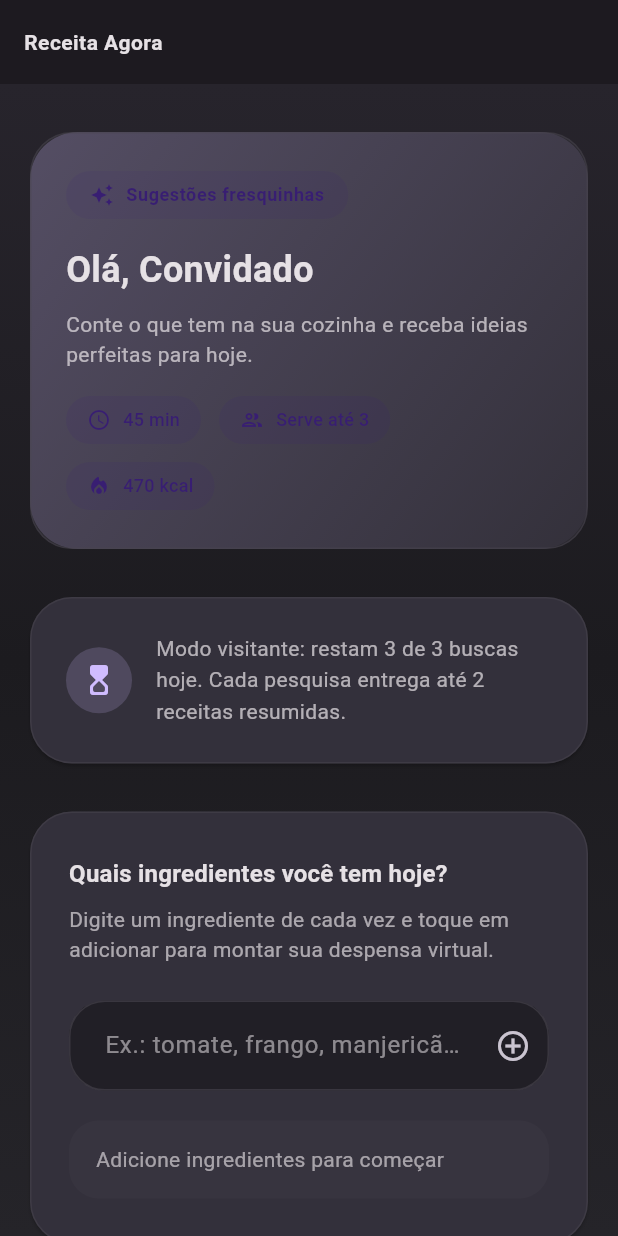
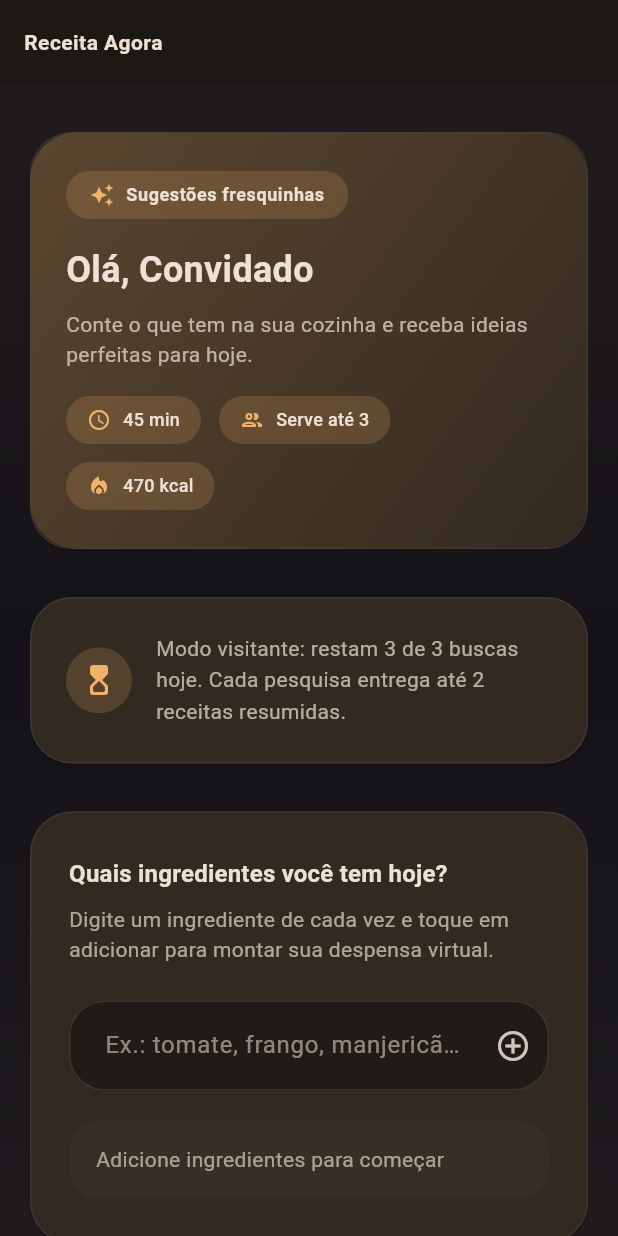
Before and after one commit to LeandroCMP/receitagora, a Flutter app: the screen it shows after launch, after a tap on "Começar agora", on a phone screen of 412 x 824 dp. Run offline on Flutter 3.47's test engine with Material 3 defaults, Android fonts, the phone set to English and light mode, and no system bars; our stand-ins replace equatable, flutter_dotenv, get, google_fonts, shared_preferences; accounts and stored records are empty.

Commit message:
Refresh dark palette and text contrast

```diff
--- a/lib/app/theme/app_theme.dart
+++ b/lib/app/theme/app_theme.dart
@@ -1,49 +1,49 @@
 import 'package:flutter/material.dart';
 
 class AppTheme {
-  static const _surfaceContainerLow = Color(0xFF1D1A20);
-  static const _surfaceContainer = Color(0xFF211F26);
-  static const _surfaceContainerHigh = Color(0xFF2B2930);
-  static const _surfaceContainerHighest = Color(0xFF36343B);
+  static const _surfaceContainerLow = Color(0xFF1C1813);
+  static const _surfaceContainer = Color(0xFF201B16);
+  static const _surfaceContainerHigh = Color(0xFF28221C);
+  static const _surfaceContainerHighest = Color(0xFF322C24);
 
   static ThemeData buildTheme(TextTheme baseTextTheme) {
     const colorScheme = ColorScheme(
       brightness: Brightness.dark,
-      primary: Color(0xFFD0BCFF),
-      onPrimary: Color(0xFF381E72),
-      primaryContainer: Color(0xFF4F378B),
-      onPrimaryContainer: Color(0xFFEADDFF),
-      secondary: Color(0xFFCCC2DC),
-      onSecondary: Color(0xFF332D41),
-      secondaryContainer: Color(0xFF4A4458),
-      onSecondaryContainer: Color(0xFFE8DEF8),
-      tertiary: Color(0xFFEFB8C8),
-      onTertiary: Color(0xFF492532),
-      tertiaryContainer: Color(0xFF633B48),
-      onTertiaryContainer: Color(0xFFFFD8E4),
+      primary: Color(0xFFF3B26A),
+      onPrimary: Color(0xFF2F1800),
+      primaryContainer: Color(0xFF7D4A14),
+      onPrimaryContainer: Color(0xFFFFDDB6),
+      secondary: Color(0xFFE4C7A4),
+      onSecondary: Color(0xFF3B2A12),
+      secondaryContainer: Color(0xFF56422A),
+      onSecondaryContainer: Color(0xFFFFDEB7),
+      tertiary: Color(0xFFF2B7C4),
+      onTertiary: Color(0xFF3D1B23),
+      tertiaryContainer: Color(0xFF5B303A),
+      onTertiaryContainer: Color(0xFFFFD9E2),
       error: Color(0xFFF2B8B5),
       onError: Color(0xFF601410),
       errorContainer: Color(0xFF8C1D18),
       onErrorContainer: Color(0xFFF9DEDC),
-      background: Color(0xFF1C1B1F),
-      onBackground: Color(0xFFE6E1E5),
-      surface: Color(0xFF1C1B1F),
-      onSurface: Color(0xFFE6E1E5),
-      surfaceVariant: Color(0xFF49454F),
-      onSurfaceVariant: Color(0xFFCAC4D0),
-      outline: Color(0xFF938F99),
-      outlineVariant: Color(0xFF49454F),
+      background: Color(0xFF141218),
+      onBackground: Color(0xFFEDE0D4),
+      surface: Color(0xFF141218),
+      onSurface: Color(0xFFEDE0D4),
+      surfaceVariant: Color(0xFF4B4540),
+      onSurfaceVariant: Color(0xFFCFC5BE),
+      outline: Color(0xFF988F89),
+      outlineVariant: Color(0xFF4B4540),
       shadow: Color(0xFF000000),
       scrim: Color(0xFF000000),
-      inverseSurface: Color(0xFFE6E1E5),
-      onInverseSurface: Color(0xFF313033),
-      inversePrimary: Color(0xFF6750A4),
-      surfaceTint: Color(0xFFD0BCFF),
+      inverseSurface: Color(0xFFEDE0D4),
+      onInverseSurface: Color(0xFF2D2A27),
+      inversePrimary: Color(0xFF9F672C),
+      surfaceTint: Color(0xFFF3B26A),
     );
 
     final textTheme = baseTextTheme.apply(
-      bodyColor: colorScheme.onBackground,
-      displayColor: colorScheme.onBackground,
+      bodyColor: colorScheme.onSurface,
+      displayColor: colorScheme.onSurface,
       fontFamily: 'Roboto',
     );
 
--- a/lib/modules/auth/presentation/pages/login_page.dart
+++ b/lib/modules/auth/presentation/pages/login_page.dart
@@ -87,7 +87,7 @@ class _LoginHeader extends StatelessWidget {
               ],
             ),
           ),
-          child: Icon(Icons.restaurant_menu, color: theme.colorScheme.onPrimary, size: 32),
+          child: Icon(Icons.restaurant_menu, color: theme.colorScheme.onSurface, size: 32),
         );
 
         final text = Column(
--- a/lib/modules/recipe_finder/presentation/pages/recipe_detail_page.dart
+++ b/lib/modules/recipe_finder/presentation/pages/recipe_detail_page.dart
@@ -162,7 +162,7 @@ class _OverviewSection extends StatelessWidget {
                   child: Text(
                     recipe.difficulty,
                     style: theme.textTheme.labelMedium?.copyWith(
-                      color: theme.colorScheme.onPrimary,
+                      color: theme.colorScheme.onSurface,
                       letterSpacing: 0.3,
                       fontWeight: FontWeight.w600,
                     ),
--- a/lib/modules/recipe_finder/presentation/pages/recipe_finder_page.dart
+++ b/lib/modules/recipe_finder/presentation/pages/recipe_finder_page.dart
@@ -202,18 +202,18 @@ class _HeroChip extends StatelessWidget {
     return Container(
       padding: const EdgeInsets.symmetric(horizontal: 16, vertical: 8),
       decoration: BoxDecoration(
-        color: theme.colorScheme.onPrimary.withOpacity(0.1),
+        color: theme.colorScheme.primary.withOpacity(0.18),
         borderRadius: BorderRadius.circular(18),
       ),
       child: Row(
         mainAxisSize: MainAxisSize.min,
         children: [
-          Icon(Icons.auto_awesome, color: theme.colorScheme.onPrimary, size: 16),
+          Icon(Icons.auto_awesome, color: theme.colorScheme.primary, size: 16),
           const SizedBox(width: 8),
           Text(
             'Sugestões fresquinhas',
             style: theme.textTheme.labelMedium?.copyWith(
-              color: theme.colorScheme.onPrimary,
+              color: theme.colorScheme.onSurface,
               letterSpacing: 0.4,
               fontWeight: FontWeight.w600,
             ),
@@ -298,7 +298,7 @@ class _HeroIllustration extends StatelessWidget {
         child: Center(
           child: Icon(
             Icons.restaurant_menu,
-            color: theme.colorScheme.onPrimary,
+            color: theme.colorScheme.onSurface,
             size: 48,
           ),
         ),
@@ -319,18 +319,18 @@ class _HeroMeta extends StatelessWidget {
     return Container(
       padding: const EdgeInsets.symmetric(horizontal: 14, vertical: 8),
       decoration: BoxDecoration(
-        color: theme.colorScheme.onPrimary.withOpacity(0.12),
+        color: theme.colorScheme.primary.withOpacity(0.18),
         borderRadius: BorderRadius.circular(18),
       ),
       child: Row(
         mainAxisSize: MainAxisSize.min,
         children: [
-          Icon(icon, size: 16, color: theme.colorScheme.onPrimary),
+          Icon(icon, size: 16, color: theme.colorScheme.primary),
           const SizedBox(width: 8),
           Text(
             label,
             style: theme.textTheme.labelMedium?.copyWith(
-              color: theme.colorScheme.onPrimary,
+              color: theme.colorScheme.onSurface,
               letterSpacing: 0.2,
             ),
           ),
--- a/lib/modules/recipe_finder/presentation/widgets/empty_recipes_view.dart
+++ b/lib/modules/recipe_finder/presentation/widgets/empty_recipes_view.dart
@@ -32,7 +32,7 @@ class EmptyRecipesView extends StatelessWidget {
               child: Icon(
                 Icons.restaurant_menu,
                 size: 28,
-                color: theme.colorScheme.onPrimary,
+                color: theme.colorScheme.onSurface,
               ),
             ),
             const SizedBox(height: 18),
--- a/lib/modules/recipe_finder/presentation/widgets/recipe_card.dart
+++ b/lib/modules/recipe_finder/presentation/widgets/recipe_card.dart
@@ -107,7 +107,7 @@ class RecipeSummaryCard extends StatelessWidget {
             Text(
               'Toque para ver ingredientes e preparo completo',
               style: theme.textTheme.labelMedium?.copyWith(
-                color: theme.colorScheme.primary,
+                color: theme.colorScheme.onSurface.withOpacity(0.78),
                 fontWeight: FontWeight.w600,
               ),
             ),
--- a/lib/modules/splash/presentation/pages/splash_page.dart
+++ b/lib/modules/splash/presentation/pages/splash_page.dart
@@ -50,11 +50,11 @@ class SplashPage extends GetView<SplashController> {
                     ),
                   ],
                 ),
-                child: Icon(
-                  Icons.restaurant_menu,
-                  color: theme.colorScheme.onPrimary,
-                  size: 40,
-                ),
+              child: Icon(
+                Icons.restaurant_menu,
+                color: theme.colorScheme.onSurface,
+                size: 40,
+              ),
               ),
               const SizedBox(height: 24),
               Text(
@@ -77,7 +77,7 @@ class SplashPage extends GetView<SplashController> {
               SizedBox(
                 width: 60,
                 child: LinearProgressIndicator(
-                  backgroundColor: theme.colorScheme.onPrimary.withOpacity(0.12),
+                  backgroundColor: theme.colorScheme.onSurface.withOpacity(0.2),
                   color: theme.colorScheme.primary,
                 ),
               ),
```
Also changed, not shown: lib/modules/recipe_finder/presentation/widgets/recipe_cover.dart (+6 -6 lines).
